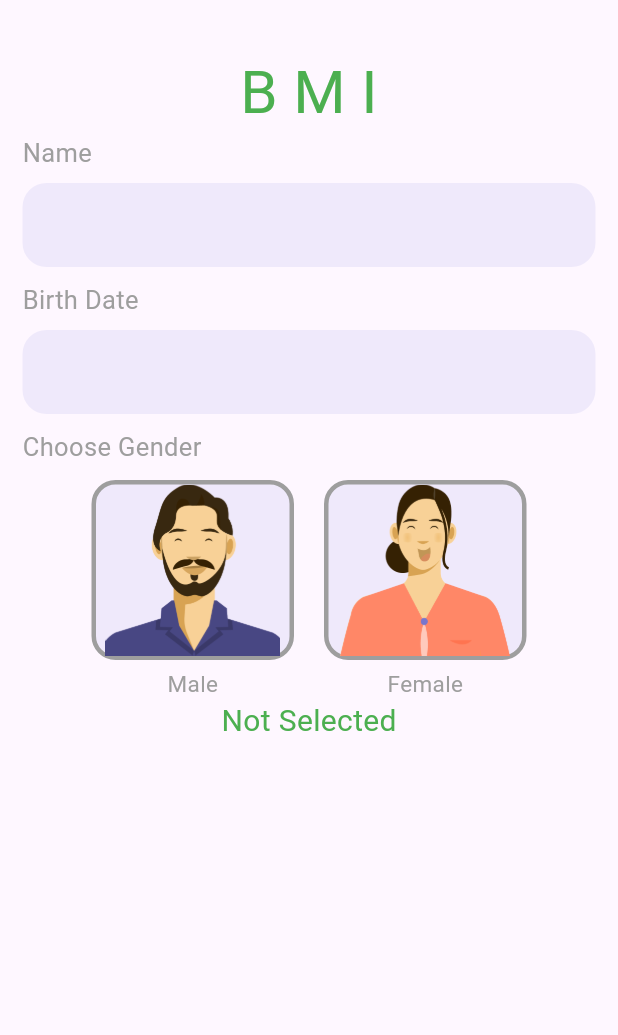
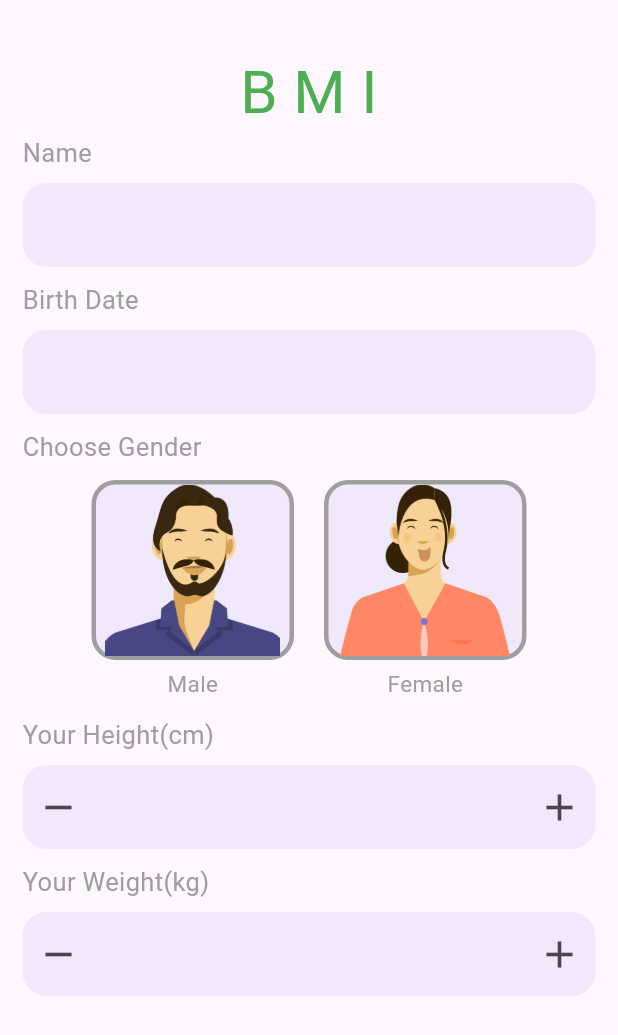
Before and after one commit to MohammedEmadSelim/bmi_march_26, a Flutter app: the Homepage screen opened directly, on a phone screen of 412 x 824 dp. Shown: the top 1035 px of the screen. Run offline on Flutter 3.47's test engine with Material 3 defaults, Android fonts, the phone set to English and light mode, and no system bars; our stand-ins replace flutter_bloc.

Commit message:
custom text input num hight and weight using controller

```diff
--- a/lib/Pages/Homepage.dart
+++ b/lib/Pages/Homepage.dart
@@ -1,7 +1,9 @@
 
 import 'package:bmi/cubit/gender_cubit/gender_cubit.dart';
+import 'package:bmi/widgets/custom_text_input_num.dart';
 import 'package:bmi/widgets/small_view_select_gender.dart';
 import 'package:flutter/material.dart';
+import 'package:flutter/services.dart';
 import 'package:flutter_bloc/flutter_bloc.dart';
 
 import 'package:intl/intl.dart';
@@ -13,12 +15,15 @@ class Homepage extends StatelessWidget {
   final TextEditingController nameEditingController = TextEditingController();
   final TextEditingController dateEditingController = TextEditingController();
    String? gender ;
+  final TextEditingController heightEditingController = TextEditingController();
+  final TextEditingController weightEditingController = TextEditingController();
   @override
   Widget build(BuildContext context) {
     gender = context.watch<GenderCubit>().state == 0 ? 'Male' : context.watch<GenderCubit>().state == 1 ? 'Female' : 'Not Selected';
     return Scaffold(
       body: Padding(
         padding: EdgeInsetsGeometry.symmetric(horizontal: 15, vertical: 20),
+        child: SingleChildScrollView(
           child: Column(
             children: [
               SizedBox(height: 13),
@@ -64,8 +69,12 @@ class Homepage extends StatelessWidget {
               ),
               SizedBox(height: 10),
               small_view_select_gender(),
-                Text(gender!, style: TextStyle(color: Colors.green, fontSize: 20)),
+              SizedBox(height: 12,),
+             CustomTextInputNum(controller: heightEditingController, title: 'Your Height(cm)'),
+             SizedBox(height: 10,),
+             CustomTextInputNum(controller: weightEditingController, title: 'Your Weight(kg)')
               ],
+            ),
         ),
         ),
       );
--- /dev/null
+++ b/lib/widgets/custom_text_input_num.dart
@@ -0,0 +1,62 @@
+import 'package:flutter/material.dart';
+import 'package:flutter/services.dart';
+
+class CustomTextInputNum extends StatelessWidget {
+  const CustomTextInputNum({super.key, required this.controller, required this.title});
+  final TextEditingController controller;
+  final String title;
+  @override
+  Widget build(BuildContext context) {
+    return Column(
+      children: [
+                Row(
+            children: [
+              Text(
+                title,
+                style: TextStyle(color: Colors.grey, fontSize: 17),
+              ),
+            ],
+          ),
+          SizedBox(height: 8,),
+              TextFormField(
+                controller: controller,
+                textAlign: TextAlign.center,
+                inputFormatters: [FilteringTextInputFormatter.digitsOnly],
+                decoration: InputDecoration(
+                  prefixIcon: GestureDetector(
+                    onTap: () {
+                      var res = int.tryParse(controller.text);
+                      if (res != null && res > 0) {
+                        var finalRes = --res;
+
+                        controller.text = finalRes.toString();
+                      }
+                    },
+                    child: Icon(Icons.remove,size: 30,)),
+                  suffixIcon: GestureDetector(
+                    onTap: () {
+                      var res = int.tryParse(controller.text);
+
+                        var finalRes = res != null ? ++res : 1;
+
+                        controller.text = finalRes.toString();
+
+                    },
+                    child: Icon(Icons.add,size: 30,)) ,
+                  fillColor: Color(0xffB3B2EA).withAlpha(50),
+                  filled: true,
+                  focusedBorder: OutlineInputBorder(
+                    borderRadius: BorderRadius.circular(16),
+                    borderSide: BorderSide.none,
+                  ),
+                  enabledBorder: OutlineInputBorder(
+                    borderRadius: BorderRadius.circular(16),
+                    borderSide: BorderSide.none,
+                ),
+                )
+
+              )
+      ],
+    );
+  }
+}
```
Lines whose indentation alone changed are shown as unchanged.
